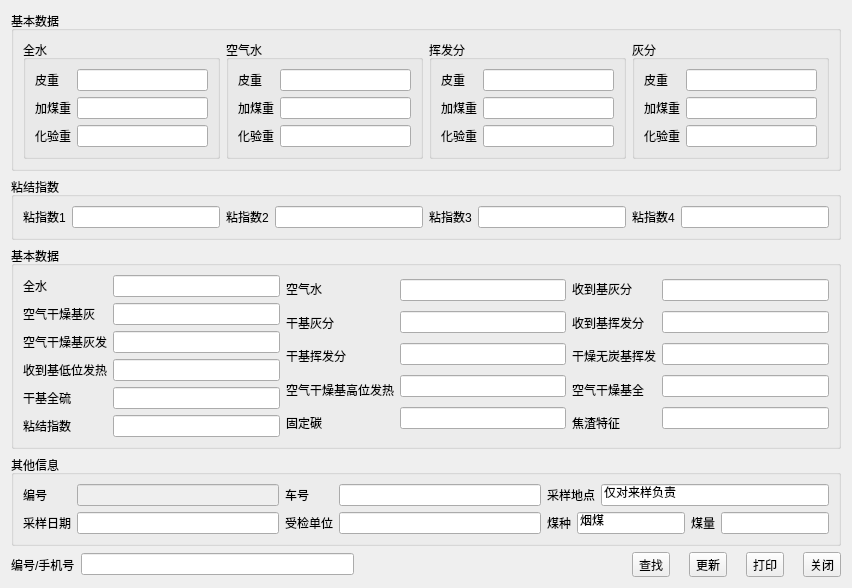
xiaowei0312/coal_detection, file dialog_find.ui: the form before one commit.
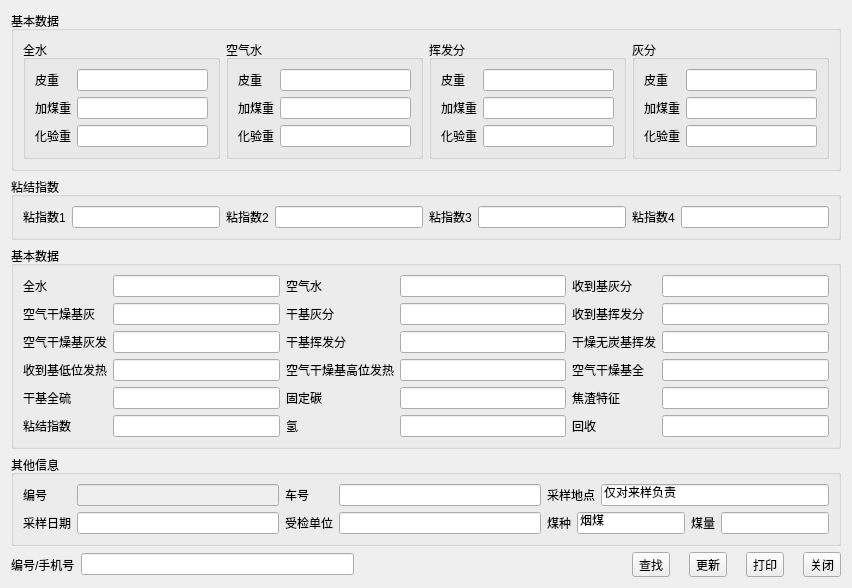
The form after the commit. Icons and pictures are not drawn.

```diff
--- a/dialog_find.ui
+++ b/dialog_find.ui
@@ -13,7 +13,7 @@
   <property name="windowTitle">
    <string>煤质查询</string>
   </property>
-  <layout class="QVBoxLayout" name="verticalLayout_7">
+  <layout class="QVBoxLayout" name="verticalLayout_15">
    <item>
     <widget class="QGroupBox" name="groupBox_0">
      <property name="title">
@@ -351,7 +351,7 @@
        </layout>
       </item>
       <item>
-       <layout class="QVBoxLayout" name="verticalLayout_13">
+       <layout class="QVBoxLayout" name="verticalLayout_7">
         <item>
          <widget class="QLabel" name="label_25">
           <property name="text">
@@ -387,10 +387,17 @@
           </property>
          </widget>
         </item>
+        <item>
+         <widget class="QLabel" name="label_12">
+          <property name="text">
+           <string>氢</string>
+          </property>
+         </widget>
+        </item>
        </layout>
       </item>
       <item>
-       <layout class="QVBoxLayout" name="verticalLayout_14">
+       <layout class="QVBoxLayout" name="verticalLayout_8">
         <item>
          <widget class="QLineEdit" name="lineEdit_210"/>
         </item>
@@ -406,10 +413,13 @@
         <item>
          <widget class="QLineEdit" name="lineEdit_214"/>
         </item>
+        <item>
+         <widget class="QLineEdit" name="lineEdit_215"/>
+        </item>
        </layout>
       </item>
       <item>
-       <layout class="QVBoxLayout" name="verticalLayout_15">
+       <layout class="QVBoxLayout" name="verticalLayout_13">
         <item>
          <widget class="QLabel" name="label_31">
           <property name="text">
@@ -445,10 +455,17 @@
           </property>
          </widget>
         </item>
+        <item>
+         <widget class="QLabel" name="label_18">
+          <property name="text">
+           <string>回收</string>
+          </property>
+         </widget>
+        </item>
        </layout>
       </item>
       <item>
-       <layout class="QVBoxLayout" name="verticalLayout_16">
+       <layout class="QVBoxLayout" name="verticalLayout_14">
         <item>
          <widget class="QLineEdit" name="lineEdit_220"/>
         </item>
@@ -464,6 +481,9 @@
         <item>
          <widget class="QLineEdit" name="lineEdit_224"/>
         </item>
+        <item>
+         <widget class="QLineEdit" name="lineEdit_225"/>
+        </item>
        </layout>
       </item>
      </layout>
```
